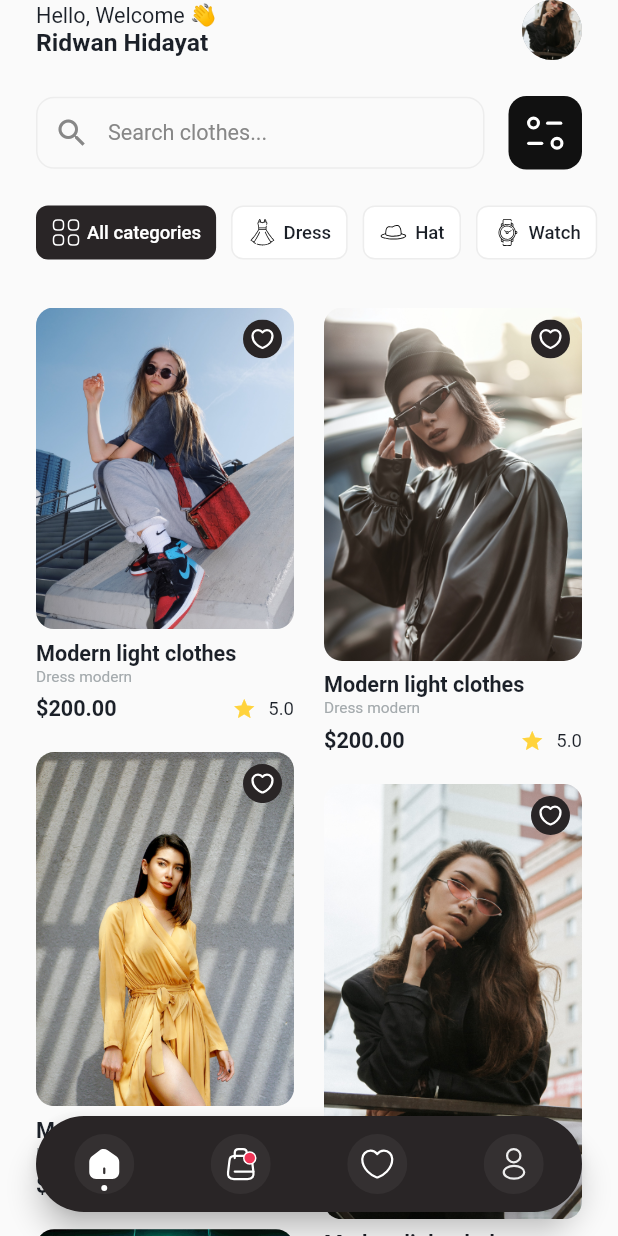
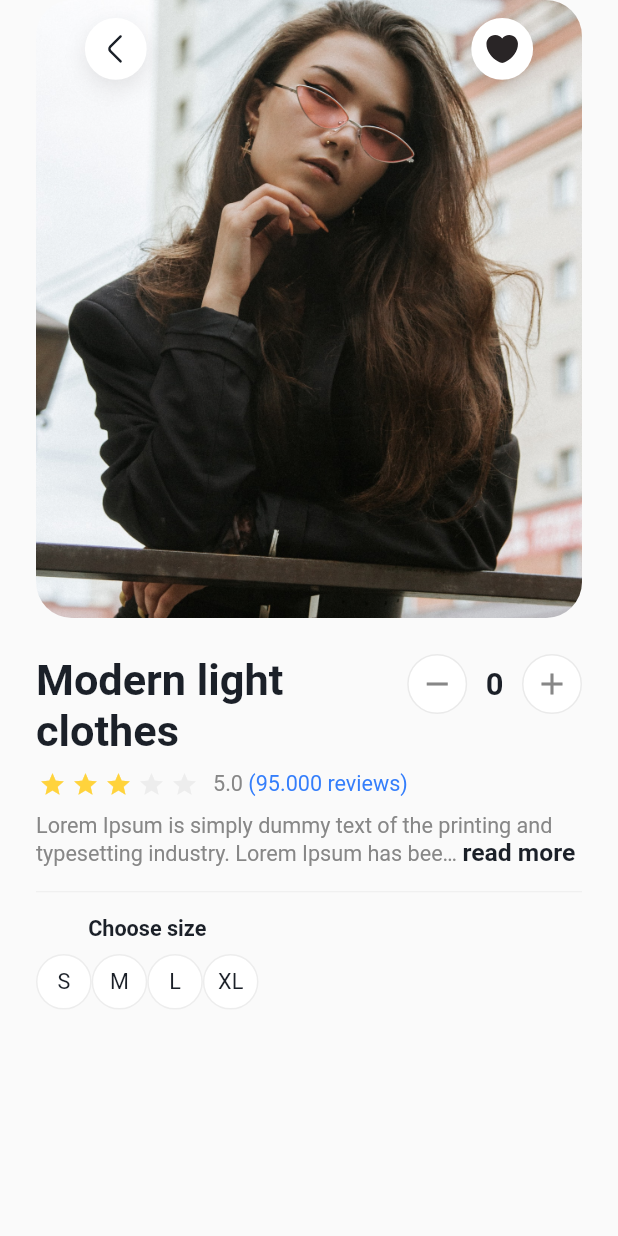
Before and after one commit to hidayatridwan/flutter_store_app, a Flutter app: the screen it shows after launch, on a phone screen of 412 x 824 dp. Run offline on Flutter 3.47's test engine with Material 2 defaults, Android fonts, the phone set to English and light mode, and no system bars; drawn by our look-alikes of custom_navigation_bar, flutter_rating_bar, readmore; our stand-ins replace flutter_svg, google_fonts.

Commit message:
add detail page

```diff
--- a/lib/app_styles.dart
+++ b/lib/app_styles.dart
@@ -3,19 +3,15 @@ import 'package:google_fonts/google_fonts.dart';
 
 const Color kBrown = Color(0XFF292526);
 const Color kDarkBrown = Color(0XFF1B2028);
-
 const Color kGrey = Color(0XFFA4AAAD);
 const Color kDarkGrey = Color(0XFF878787);
 const Color kLightGrey = Color(0XFFEDEDED);
-
 const Color kWhite = Color(0XFFFFFFFF);
-
 const Color kBlack = Color(0XFF111111);
-
 const Color kYellow = Color(0XFFFFD33C);
-
+const Color kBlue = Color(0XFF347EFB);
+const Color kBorderColor = Color(0XFFEAEAEA);
 const double kBorderRadius = 12.0;
-
 const double kPaddingHorizontal = 24.0;
 
 final kInputBorder = OutlineInputBorder(
--- /dev/null
+++ b/lib/detail_page.dart
@@ -0,0 +1,311 @@
+import 'package:flutter/material.dart';
+import 'package:flutter_rating_bar/flutter_rating_bar.dart';
+import 'package:flutter_store_app/size_config.dart';
+import 'package:flutter_svg/flutter_svg.dart';
+import 'package:readmore/readmore.dart';
+
+import 'app_styles.dart';
+
+class DetailPage extends StatefulWidget {
+  const DetailPage({Key? key}) : super(key: key);
+
+  @override
+  State<DetailPage> createState() => _DetailPageState();
+}
+
+class _DetailPageState extends State<DetailPage> {
+  @override
+  Widget build(BuildContext context) {
+    SizeConfig().init(context);
+
+    return Scaffold(
+      body: SafeArea(
+          child: SingleChildScrollView(
+        padding: const EdgeInsets.symmetric(horizontal: kPaddingHorizontal),
+        child: Column(
+          children: [
+            SizedBox(
+              height: SizeConfig.blocSizeVertical! * 50,
+              child: Stack(
+                children: [
+                  ClipRRect(
+                    borderRadius: BorderRadius.circular(24),
+                    child: Image.asset(
+                      'assets/images/image_product_detail.png',
+                      height: SizeConfig.blocSizeVertical! * 50,
+                      width: double.infinity,
+                      fit: BoxFit.cover,
+                    ),
+                  ),
+                  Align(
+                    alignment: Alignment.topCenter,
+                    child: Padding(
+                      padding: const EdgeInsets.all(12.0),
+                      child: Row(
+                        mainAxisAlignment: MainAxisAlignment.spaceBetween,
+                        children: [
+                          Container(
+                            width: SizeConfig.blocSizeVertical! * 10,
+                            height: SizeConfig.blocSizeHorizontal! * 10,
+                            padding: const EdgeInsets.all(8),
+                            decoration: BoxDecoration(
+                                shape: BoxShape.circle,
+                                color: kWhite,
+                                boxShadow: [
+                                  BoxShadow(
+                                      color: kBrown.withOpacity(0.11),
+                                      spreadRadius: 0.0,
+                                      blurRadius: 12,
+                                      offset: const Offset(0, 5))
+                                ]),
+                            child:
+                                SvgPicture.asset('assets/arrow_back_icon.svg'),
+                          ),
+                          Container(
+                            width: SizeConfig.blocSizeVertical! * 10,
+                            height: SizeConfig.blocSizeHorizontal! * 10,
+                            padding: const EdgeInsets.all(8),
+                            decoration: BoxDecoration(
+                                shape: BoxShape.circle,
+                                color: kWhite,
+                                boxShadow: [
+                                  BoxShadow(
+                                      color: kBrown.withOpacity(0.11),
+                                      spreadRadius: 0.0,
+                                      blurRadius: 12,
+                                      offset: const Offset(0, 5))
+                                ]),
+                            child: SvgPicture.asset(
+                                'assets/favorite_black_icon.svg'),
+                          )
+                        ],
+                      ),
+                    ),
+                  )
+                ],
+              ),
+            ),
+            const SizedBox(
+              height: 24.0,
+            ),
+            Row(
+              mainAxisAlignment: MainAxisAlignment.spaceBetween,
+              crossAxisAlignment: CrossAxisAlignment.start,
+              children: [
+                Expanded(
+                    child: Text(
+                  'Modern light clothes',
+                  maxLines: 2,
+                  overflow: TextOverflow.ellipsis,
+                  style: kEncodeSansBold.copyWith(
+                      color: kDarkBrown,
+                      fontSize: SizeConfig.blocSizeHorizontal! * 7),
+                )),
+                Row(
+                  crossAxisAlignment: CrossAxisAlignment.center,
+                  children: [
+                    GestureDetector(
+                      onTap: () {},
+                      child: Container(
+                        width: 40,
+                        height: 40,
+                        decoration: BoxDecoration(
+                          border: Border.all(color: kBorderColor, width: 1),
+                          shape: BoxShape.circle,
+                          color: kWhite,
+                        ),
+                        child: const Icon(
+                          Icons.remove,
+                          color: kDarkGrey,
+                        ),
+                      ),
+                    ),
+                    SizedBox(
+                      width: SizeConfig.blocSizeHorizontal! * 3,
+                    ),
+                    Text(
+                      '0',
+                      style: kEncodeSansBold.copyWith(
+                          fontSize: SizeConfig.blocSizeHorizontal! * 5,
+                          color: kDarkBrown),
+                    ),
+                    SizedBox(
+                      width: SizeConfig.blocSizeHorizontal! * 3,
+                    ),
+                    GestureDetector(
+                      onTap: () {},
+                      child: Container(
+                        width: 40,
+                        height: 40,
+                        decoration: BoxDecoration(
+                          border: Border.all(color: kBorderColor, width: 1),
+                          shape: BoxShape.circle,
+                          color: kWhite,
+                        ),
+                        child: const Icon(
+                          Icons.add,
+                          color: kDarkGrey,
+                        ),
+                      ),
+                    )
+                  ],
+                )
+              ],
+            ),
+            const SizedBox(
+              height: 8.0,
+            ),
+            Row(
+              children: [
+                RatingBar.builder(
+                  itemSize: 18,
+                  itemCount: 5,
+                  initialRating: 3.4,
+                  minRating: 1,
+                  direction: Axis.horizontal,
+                  itemPadding: const EdgeInsets.all(2),
+                  itemBuilder: (context, index) {
+                    return const Icon(
+                      Icons.star,
+                      color: kYellow,
+                    );
+                  },
+                  onRatingUpdate: (value) {},
+                  unratedColor: kLightGrey,
+                ),
+                const SizedBox(
+                  width: 8.0,
+                ),
+                RichText(
+                    text: TextSpan(
+                        text: '5.0',
+                        style: kEncodeSansRegular.copyWith(
+                            color: kDarkGrey,
+                            fontSize: SizeConfig.blocSizeHorizontal! * 3.5),
+                        children: [
+                      TextSpan(
+                        text: ' (95.000 reviews)',
+                        style: kEncodeSansRegular.copyWith(color: kBlue),
+                      )
+                    ]))
+              ],
+            ),
+            const SizedBox(
+              height: 8.0,
+            ),
+            ReadMoreText(
+              'Lorem Ipsum is simply dummy text of the printing and typesetting industry. Lorem Ipsum has been the industry\'s standard dummy text ever since the 1500s, when an unknown printer took a galley of type and scrambled it to make a type specimen book. It has survived not only five centuries, but also the leap into electronic typesetting, remaining essentially unchanged. It was popularised in the 1960s with the release of Letraset sheets containing Lorem Ipsum passages, and more recently with desktop publishing software like Aldus PageMaker including versions of Lorem Ipsum.',
+              trimLines: 2,
+              trimMode: TrimMode.Line,
+              style: kEncodeSansRegular.copyWith(
+                  color: kDarkGrey,
+                  fontSize: SizeConfig.blocSizeHorizontal! * 3.5),
+              moreStyle: kEncodeSansBold.copyWith(
+                  color: kDarkBrown,
+                  fontSize: SizeConfig.blocSizeHorizontal! * 4),
+              lessStyle: kEncodeSansBold.copyWith(
+                  color: kDarkBrown,
+                  fontSize: SizeConfig.blocSizeHorizontal! * 4),
+            ),
+            const SizedBox(
+              height: 16.0,
+            ),
+            const Divider(
+              height: 1,
+              color: kLightGrey,
+            ),
+            const SizedBox(
+              height: 16.0,
+            ),
+            Row(
+              crossAxisAlignment: CrossAxisAlignment.start,
+              children: [
+                Column(
+                  children: [
+                    Text(
+                      'Choose size',
+                      style: kEncodeSansBold.copyWith(
+                          color: kDarkBrown,
+                          fontSize: SizeConfig.blocSizeHorizontal! * 3.5),
+                    ),
+                    const SizedBox(
+                      height: 8.0,
+                    ),
+                    Row(
+                      children: [
+                        Container(
+                          width: SizeConfig.blocSizeHorizontal! * 9,
+                          height: SizeConfig.blocSizeHorizontal! * 9,
+                          decoration: BoxDecoration(
+                              shape: BoxShape.circle,
+                              color: kWhite,
+                              border: Border.all(width: 1, color: kLightGrey)),
+                          child: Center(
+                            child: Text(
+                              'S',
+                              style: kEncodeSansRegular.copyWith(
+                                  color: kDarkBrown,
+                                  fontSize: SizeConfig.blocSizeHorizontal! * 3.5),
+                            ),
+                          ),
+                        ),
+                        Container(
+                          width: SizeConfig.blocSizeHorizontal! * 9,
+                          height: SizeConfig.blocSizeHorizontal! * 9,
+                          decoration: BoxDecoration(
+                              shape: BoxShape.circle,
+                              color: kWhite,
+                              border: Border.all(width: 1, color: kLightGrey)),
+                          child: Center(
+                            child: Text(
+                              'M',
+                              style: kEncodeSansRegular.copyWith(
+                                  color: kDarkBrown,
+                                  fontSize: SizeConfig.blocSizeHorizontal! * 3.5),
+                            ),
+                          ),
+                        ),
+                        Container(
+                          width: SizeConfig.blocSizeHorizontal! * 9,
+                          height: SizeConfig.blocSizeHorizontal! * 9,
+                          decoration: BoxDecoration(
+                              shape: BoxShape.circle,
+                              color: kWhite,
+                              border: Border.all(width: 1, color: kLightGrey)),
+                          child: Center(
+                            child: Text(
+                              'L',
+                              style: kEncodeSansRegular.copyWith(
+                                  color: kDarkBrown,
+                                  fontSize: SizeConfig.blocSizeHorizontal! * 3.5),
+                            ),
+                          ),
+                        ),
+                        Container(
+                          width: SizeConfig.blocSizeHorizontal! * 9,
+                          height: SizeConfig.blocSizeHorizontal! * 9,
+                          decoration: BoxDecoration(
+                              shape: BoxShape.circle,
+                              color: kWhite,
+                              border: Border.all(width: 1, color: kLightGrey)),
+                          child: Center(
+                            child: Text(
+                              'XL',
+                              style: kEncodeSansRegular.copyWith(
+                                  color: kDarkBrown,
+                                  fontSize: SizeConfig.blocSizeHorizontal! * 3.5),
+                            ),
+                          ),
+                        )
+                      ],
+                    )
+                  ],
+                )
+              ],
+            )
+          ],
+        ),
+      )),
+    );
+  }
+}
--- a/lib/main.dart
+++ b/lib/main.dart
@@ -1,9 +1,11 @@
-import 'package:custom_navigation_bar/custom_navigation_bar.dart';
+// import 'package:custom_navigation_bar/custom_navigation_bar.dart';
 import 'package:flutter/material.dart';
 import 'package:flutter_staggered_grid_view/flutter_staggered_grid_view.dart';
 import 'package:flutter_store_app/app_styles.dart';
 import 'package:flutter_store_app/size_config.dart';
 import 'package:flutter_svg/flutter_svg.dart';
+
+import 'detail_page.dart';
 
 void main() {
   runApp(const MyApp());
@@ -17,49 +19,56 @@ class MyApp extends StatefulWidget {
 }
 
 class _MyAppState extends State<MyApp> {
-  int pageIndex = 0;
+  // int _pageIndex = 0;
 
   @override
   Widget build(BuildContext context) {
-    return MaterialApp(
+    return const MaterialApp(
       debugShowCheckedModeBanner: false,
-      home: Scaffold(
-        body: const HomeScreen(),
-        floatingActionButtonLocation: FloatingActionButtonLocation.centerFloat,
-        floatingActionButton: Container(
-          height: 64,
-          padding: const EdgeInsets.symmetric(horizontal: 8),
-          child: CustomNavigationBar(
-              isFloating: true,
-              borderRadius: const Radius.circular(40),
-              selectedColor: kWhite,
-              unSelectedColor: kGrey,
-              backgroundColor: kBrown,
-              strokeColor: Colors.transparent,
-              scaleFactor: 0.1,
-              iconSize: 40,
-              items: [
-                CustomNavigationBarItem(
-                    icon: pageIndex == 0
-                        ? SvgPicture.asset('assets/home_icon_selected.svg')
-                        : SvgPicture.asset('assets/home_icon_unselected.svg')),
-                CustomNavigationBarItem(
-                    icon: pageIndex == 1
-                        ? SvgPicture.asset('assets/cart_icon_selected.svg')
-                        : SvgPicture.asset('assets/cart_icon_unselected.svg')),
-                CustomNavigationBarItem(
-                    icon: pageIndex == 2
-                        ? SvgPicture.asset('assets/favorite_icon_selected.svg')
-                        : SvgPicture.asset(
-                            'assets/favorite_icon_unselected.svg')),
-                CustomNavigationBarItem(
-                    icon: pageIndex == 3
-                        ? SvgPicture.asset('assets/account_icon_selected.svg')
-                        : SvgPicture.asset(
-                            'assets/account_icon_unselected.svg')),
-              ]),
-        ),
-      ),
+      home: DetailPage(),
+      // home: Scaffold(
+        // body: const HomeScreen(),
+        // floatingActionButtonLocation: FloatingActionButtonLocation.centerFloat,
+        // floatingActionButton: Container(
+        //   height: 64,
+        //   padding: const EdgeInsets.symmetric(horizontal: 8),
+        //   child: CustomNavigationBar(
+        //     isFloating: true,
+        //     borderRadius: const Radius.circular(40),
+        //     selectedColor: kWhite,
+        //     unSelectedColor: kGrey,
+        //     backgroundColor: kBrown,
+        //     strokeColor: Colors.transparent,
+        //     scaleFactor: 0.1,
+        //     iconSize: 40,
+        //     items: [
+        //       CustomNavigationBarItem(
+        //           icon: _pageIndex == 0
+        //               ? SvgPicture.asset('assets/home_icon_selected.svg')
+        //               : SvgPicture.asset('assets/home_icon_unselected.svg')),
+        //       CustomNavigationBarItem(
+        //           icon: _pageIndex == 1
+        //               ? SvgPicture.asset('assets/cart_icon_selected.svg')
+        //               : SvgPicture.asset('assets/cart_icon_unselected.svg')),
+        //       CustomNavigationBarItem(
+        //           icon: _pageIndex == 2
+        //               ? SvgPicture.asset('assets/favorite_icon_selected.svg')
+        //               : SvgPicture.asset(
+        //                   'assets/favorite_icon_unselected.svg')),
+        //       CustomNavigationBarItem(
+        //           icon: _pageIndex == 3
+        //               ? SvgPicture.asset('assets/account_icon_selected.svg')
+        //               : SvgPicture.asset('assets/account_icon_unselected.svg')),
+        //     ],
+        //     currentIndex: _pageIndex,
+        //     onTap: (index) {
+        //       setState(() {
+        //         _pageIndex = index;
+        //       });
+        //     },
+        //   ),
+        // ),
+      // ),
     );
   }
 }
--- a/pubspec.yaml
+++ b/pubspec.yaml
@@ -39,6 +39,8 @@ dependencies:
   flutter_staggered_grid_view: ^0.6.2
   flutter_svg: ^2.0.3
   custom_navigation_bar: ^0.8.2
+  flutter_rating_bar: ^4.0.1
+  readmore: ^2.2.0
 
 dev_dependencies:
   flutter_test:
```
Also changed, not shown: pubspec.lock.
